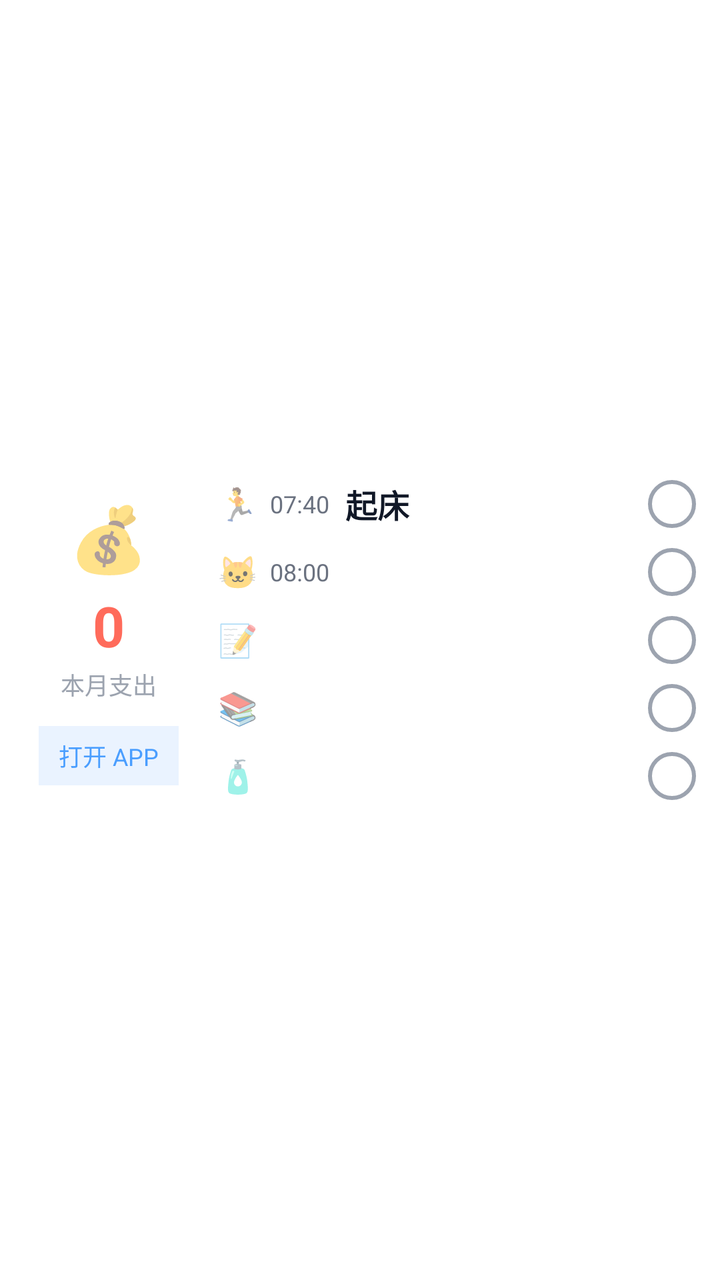
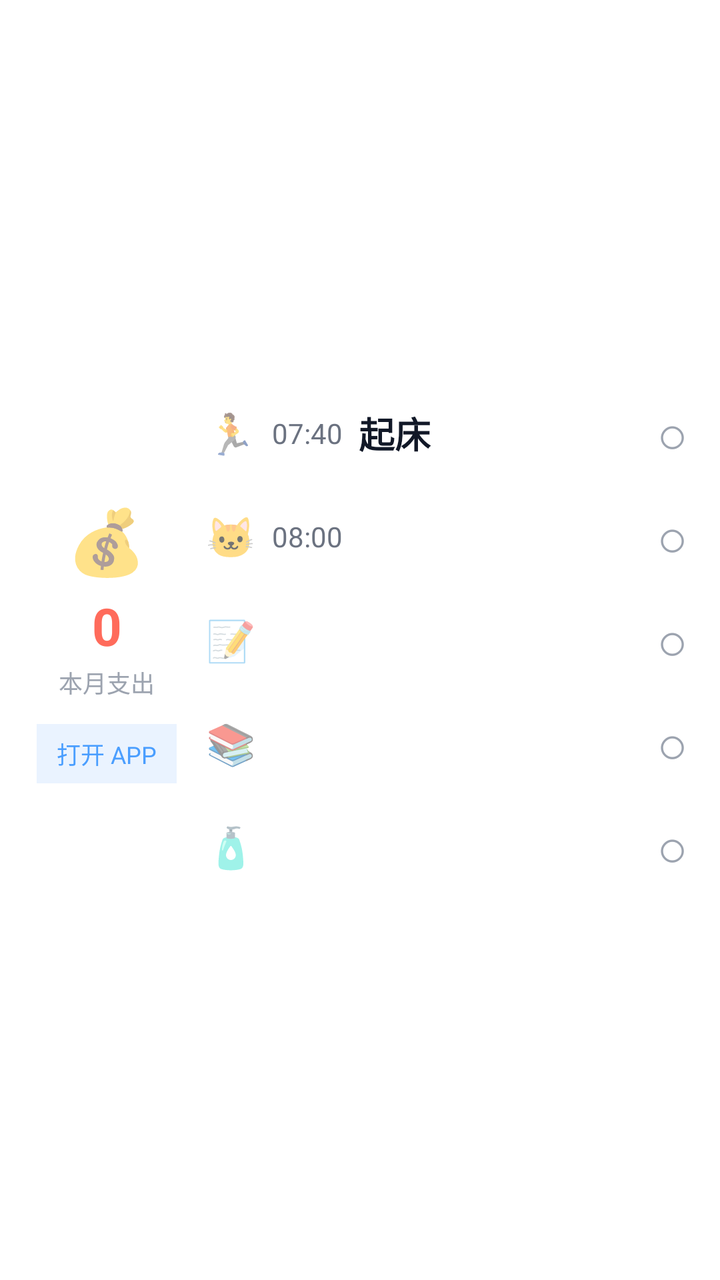

Two renders of the same Android screen: before a commit and after it. Below are the layout's source before the change and the commit's diff.
<!-- AndroidManifest.xml: application theme Theme.AppCompat.Light.NoActionBar -->
<!-- res/layout/widget_health_card.xml -->
<?xml version="1.0" encoding="utf-8"?>
<LinearLayout xmlns:android="http://schemas.android.com/apk/res/android"
    android:layout_width="match_parent"
    android:layout_height="match_parent"
    android:background="#FFFFFF"
    android:padding="12dp"
    android:orientation="horizontal">

    
    <LinearLayout
        android:layout_width="85dp"
        android:layout_height="match_parent"
        android:orientation="vertical"
        android:gravity="center">
        
        <TextView
            android:layout_width="wrap_content"
            android:layout_height="wrap_content"
            android:text="💰"
            android:textSize="32sp" />
            
        <TextView
            android:id="@+id/widget_expense"
            android:layout_width="wrap_content"
            android:layout_height="wrap_content"
            android:layout_marginTop="4dp"
            android:text="0"
            android:textColor="#FF6B5B"
            android:textSize="28sp"
            android:textStyle="bold" />

        <TextView
            android:layout_width="wrap_content"
            android:layout_height="wrap_content"
            android:layout_marginTop="2dp"
            android:text="本月支出"
            android:textColor="#9CA3AF"
            android:textSize="12sp" />

        <TextView
            android:id="@+id/widget_btn_open_app"
            android:layout_width="wrap_content"
            android:layout_height="wrap_content"
            android:layout_marginTop="12dp"
            android:text="打开 APP"
            android:background="#EAF3FF"
            android:paddingLeft="10dp"
            android:paddingRight="10dp"
            android:paddingTop="6dp"
            android:paddingBottom="6dp"
            android:textColor="#4A9EFF"
            android:textSize="12sp" />
    </LinearLayout>

    
    <LinearLayout
        android:layout_width="0dp"
        android:layout_weight="1"
        android:layout_height="match_parent"
        android:layout_marginLeft="12dp"
        android:orientation="vertical"
        android:gravity="center_vertical">

        
        <LinearLayout android:id="@+id/widget_item_1_layout" android:layout_width="match_parent" android:layout_height="wrap_content" android:orientation="horizontal" android:gravity="center_vertical" android:paddingTop="5dp" android:paddingBottom="5dp">
            <TextView android:id="@+id/widget_item_1_icon" android:layout_width="wrap_content" android:layout_height="wrap_content" android:text="🏃" android:textSize="16sp" android:layout_marginRight="6dp" />
            <TextView android:id="@+id/widget_item_1_time" android:layout_width="wrap_content" android:layout_height="wrap_content" android:text="07:40" android:textColor="#6B7280" android:textSize="12sp" android:layout_marginRight="8dp" />
            <TextView android:id="@+id/widget_item_1_text" android:layout_width="0dp" android:layout_weight="1" android:layout_height="wrap_content" android:text="起床" android:textColor="#111827" android:textSize="16sp" android:textStyle="bold" android:maxLines="1" android:ellipsize="end" />
            <ImageView android:id="@+id/widget_item_1_check" android:layout_width="24dp" android:layout_height="24dp" android:src="@drawable/widget_checkbox_bg" />
        </LinearLayout>

        
        <LinearLayout android:id="@+id/widget_item_2_layout" android:layout_width="match_parent" android:layout_height="wrap_content" android:orientation="horizontal" android:gravity="center_vertical" android:paddingTop="5dp" android:paddingBottom="5dp">
            <TextView android:id="@+id/widget_item_2_icon" android:layout_width="wrap_content" android:layout_height="wrap_content" android:text="🐱" android:textSize="16sp" android:layout_marginRight="6dp" />
            <TextView android:id="@+id/widget_item_2_time" android:layout_width="wrap_content" android:layout_height="wrap_content" android:text="08:00" android:textColor="#6B7280" android:textSize="12sp" android:layout_marginRight="8dp" />
            <TextView android:id="@+id/widget_item_2_text" android:layout_width="0dp" android:layout_weight="1" android:layout_height="wrap_content" android:text="" android:textColor="#111827" android:textSize="16sp" android:textStyle="bold" android:maxLines="1" android:ellipsize="end" />
            <ImageView android:id="@+id/widget_item_2_check" android:layout_width="24dp" android:layout_height="24dp" android:src="@drawable/widget_checkbox_bg" />
        </LinearLayout>

        
        <LinearLayout android:id="@+id/widget_item_3_layout" android:layout_width="match_parent" android:layout_height="wrap_content" android:orientation="horizontal" android:gravity="center_vertical" android:paddingTop="5dp" android:paddingBottom="5dp">
            <TextView android:id="@+id/widget_item_3_icon" android:layout_width="wrap_content" android:layout_height="wrap_content" android:text="📝" android:textSize="16sp" android:layout_marginRight="6dp" />
            <TextView android:id="@+id/widget_item_3_time" android:layout_width="wrap_content" android:layout_height="wrap_content" android:text="" android:textColor="#6B7280" android:textSize="12sp" android:layout_marginRight="8dp" />
            <TextView android:id="@+id/widget_item_3_text" android:layout_width="0dp" android:layout_weight="1" android:layout_height="wrap_content" android:text="" android:textColor="#111827" android:textSize="16sp" android:textStyle="bold" android:maxLines="1" android:ellipsize="end" />
            <ImageView android:id="@+id/widget_item_3_check" android:layout_width="24dp" android:layout_height="24dp" android:src="@drawable/widget_checkbox_bg" />
        </LinearLayout>

        
        <LinearLayout android:id="@+id/widget_item_4_layout" android:layout_width="match_parent" android:layout_height="wrap_content" android:orientation="horizontal" android:gravity="center_vertical" android:paddingTop="5dp" android:paddingBottom="5dp">
            <TextView android:id="@+id/widget_item_4_icon" android:layout_width="wrap_content" android:layout_height="wrap_content" android:text="📚" android:textSize="16sp" android:layout_marginRight="6dp" />
            <TextView android:id="@+id/widget_item_4_time" android:layout_width="wrap_content" android:layout_height="wrap_content" android:text="" android:textColor="#6B7280" android:textSize="12sp" android:layout_marginRight="8dp" />
            <TextView android:id="@+id/widget_item_4_text" android:layout_width="0dp" android:layout_weight="1" android:layout_height="wrap_content" android:text="" android:textColor="#111827" android:textSize="16sp" android:textStyle="bold" android:maxLines="1" android:ellipsize="end" />
            <ImageView android:id="@+id/widget_item_4_check" android:layout_width="24dp" android:layout_height="24dp" android:src="@drawable/widget_checkbox_bg" />
        </LinearLayout>

        
        <LinearLayout android:id="@+id/widget_item_5_layout" android:layout_width="match_parent" android:layout_height="wrap_content" android:orientation="horizontal" android:gravity="center_vertical" android:paddingTop="5dp" android:paddingBottom="5dp">
            <TextView android:id="@+id/widget_item_5_icon" android:layout_width="wrap_content" android:layout_height="wrap_content" android:text="🧴" android:textSize="16sp" android:layout_marginRight="6dp" />
            <TextView android:id="@+id/widget_item_5_time" android:layout_width="wrap_content" android:layout_height="wrap_content" android:text="" android:textColor="#6B7280" android:textSize="12sp" android:layout_marginRight="8dp" />
            <TextView android:id="@+id/widget_item_5_text" android:layout_width="0dp" android:layout_weight="1" android:layout_height="wrap_content" android:text="" android:textColor="#111827" android:textSize="16sp" android:textStyle="bold" android:maxLines="1" android:ellipsize="end" />
            <ImageView android:id="@+id/widget_item_5_check" android:layout_width="24dp" android:layout_height="24dp" android:src="@drawable/widget_checkbox_bg" />
        </LinearLayout>
    </LinearLayout>
</LinearLayout>
<!-- resources referenced by this layout -->
<resources>
  <!-- drawable widget_checkbox_bg (drawable) -->
  <?xml version="1.0" encoding="utf-8"?>
  <shape xmlns:android="http://schemas.android.com/apk/res/android"
      android:shape="oval">
      
      <stroke android:width="2dp" android:color="#9CA3AF" />
      <solid android:color="#00000000" />
  </shape>
</resources>

<!-- the commit's change to res/layout/widget_health_card.xml (unified diff, before → after) -->
@@ -3,12 +3,12 @@
     android:layout_width="match_parent"
     android:layout_height="match_parent"
     android:background="#FFFFFF"
-    android:padding="12dp"
+    android:padding="16dp"
     android:orientation="horizontal">
 
     
     <LinearLayout
-        android:layout_width="85dp"
+        android:layout_width="75dp"
         android:layout_height="match_parent"
         android:orientation="vertical"
         android:gravity="center">
@@ -17,7 +17,7 @@
             android:layout_width="wrap_content"
             android:layout_height="wrap_content"
             android:text="💰"
-            android:textSize="32sp" />
+            android:textSize="32dp" />
             
         <TextView
             android:id="@+id/widget_expense"
@@ -26,7 +26,7 @@
             android:layout_marginTop="4dp"
             android:text="0"
             android:textColor="#FF6B5B"
-            android:textSize="28sp"
+            android:textSize="26dp"
             android:textStyle="bold" />
 
         <TextView
@@ -35,7 +35,7 @@
             android:layout_marginTop="2dp"
             android:text="本月支出"
             android:textColor="#9CA3AF"
-            android:textSize="12sp" />
+            android:textSize="12dp" />
 
         <TextView
             android:id="@+id/widget_btn_open_app"
@@ -49,7 +49,7 @@
             android:paddingTop="6dp"
             android:paddingBottom="6dp"
             android:textColor="#4A9EFF"
-            android:textSize="12sp" />
+            android:textSize="12dp" />
     </LinearLayout>
 
     
@@ -62,43 +62,44 @@
         android:gravity="center_vertical">
 
         
-        <LinearLayout android:id="@+id/widget_item_1_layout" android:layout_width="match_parent" android:layout_height="wrap_content" android:orientation="horizontal" android:gravity="center_vertical" android:paddingTop="5dp" android:paddingBottom="5dp">
-            <TextView android:id="@+id/widget_item_1_icon" android:layout_width="wrap_content" android:layout_height="wrap_content" android:text="🏃" android:textSize="16sp" android:layout_marginRight="6dp" />
-            <TextView android:id="@+id/widget_item_1_time" android:layout_width="wrap_content" android:layout_height="wrap_content" android:text="07:40" android:textColor="#6B7280" android:textSize="12sp" android:layout_marginRight="8dp" />
-            <TextView android:id="@+id/widget_item_1_text" android:layout_width="0dp" android:layout_weight="1" android:layout_height="wrap_content" android:text="起床" android:textColor="#111827" android:textSize="16sp" android:textStyle="bold" android:maxLines="1" android:ellipsize="end" />
-            <ImageView android:id="@+id/widget_item_1_check" android:layout_width="24dp" android:layout_height="24dp" android:src="@drawable/widget_checkbox_bg" />
+        <LinearLayout android:id="@+id/widget_item_1_layout" android:layout_width="match_parent" android:layout_height="wrap_content" android:orientation="horizontal" android:gravity="center_vertical" android:paddingTop="8dp" android:paddingBottom="8dp">
+            <TextView android:id="@+id/widget_item_1_icon" android:layout_width="wrap_content" android:layout_height="wrap_content" android:text="🏃" android:textSize="20dp" android:layout_marginRight="8dp" />
+            <TextView android:id="@+id/widget_item_1_time" android:layout_width="wrap_content" android:layout_height="wrap_content" android:text="07:40" android:textColor="#6B7280" android:textSize="14dp" android:layout_marginRight="8dp" />
+            <TextView android:id="@+id/widget_item_1_text" android:layout_width="0dp" android:layout_weight="1" android:layout_height="wrap_content" android:text="起床" android:textColor="#111827" android:textSize="18dp" android:textStyle="bold" android:maxLines="1" android:ellipsize="end" />
+            
+            <TextView android:id="@+id/widget_item_1_check" android:layout_width="wrap_content" android:layout_height="wrap_content" android:text="○" android:textColor="#9CA3AF" android:textSize="26dp" />
         </LinearLayout>
 
         
-        <LinearLayout android:id="@+id/widget_item_2_layout" android:layout_width="match_parent" android:layout_height="wrap_content" android:orientation="horizontal" android:gravity="center_vertical" android:paddingTop="5dp" android:paddingBottom="5dp">
-            <TextView android:id="@+id/widget_item_2_icon" android:layout_width="wrap_content" android:layout_height="wrap_content" android:text="🐱" android:textSize="16sp" android:layout_marginRight="6dp" />
-            <TextView android:id="@+id/widget_item_2_time" android:layout_width="wrap_content" android:layout_height="wrap_content" android:text="08:00" android:textColor="#6B7280" android:textSize="12sp" android:layout_marginRight="8dp" />
-            <TextView android:id="@+id/widget_item_2_text" android:layout_width="0dp" android:layout_weight="1" android:layout_height="wrap_content" android:text="" android:textColor="#111827" android:textSize="16sp" android:textStyle="bold" android:maxLines="1" android:ellipsize="end" />
-            <ImageView android:id="@+id/widget_item_2_check" android:layout_width="24dp" android:layout_height="24dp" android:src="@drawable/widget_checkbox_bg" />
+        <LinearLayout android:id="@+id/widget_item_2_layout" android:layout_width="match_parent" android:layout_height="wrap_content" android:orientation="horizontal" android:gravity="center_vertical" android:paddingTop="8dp" android:paddingBottom="8dp">
+            <TextView android:id="@+id/widget_item_2_icon" android:layout_width="wrap_content" android:layout_height="wrap_content" android:text="🐱" android:textSize="20dp" android:layout_marginRight="8dp" />
+            <TextView android:id="@+id/widget_item_2_time" android:layout_width="wrap_content" android:layout_height="wrap_content" android:text="08:00" android:textColor="#6B7280" android:textSize="14dp" android:layout_marginRight="8dp" />
+            <TextView android:id="@+id/widget_item_2_text" android:layout_width="0dp" android:layout_weight="1" android:layout_height="wrap_content" android:text="" android:textColor="#111827" android:textSize="18dp" android:textStyle="bold" android:maxLines="1" android:ellipsize="end" />
+            <TextView android:id="@+id/widget_item_2_check" android:layout_width="wrap_content" android:layout_height="wrap_content" android:text="○" android:textColor="#9CA3AF" android:textSize="26dp" />
         </LinearLayout>
 
         
-        <LinearLayout android:id="@+id/widget_item_3_layout" android:layout_width="match_parent" android:layout_height="wrap_content" android:orientation="horizontal" android:gravity="center_vertical" android:paddingTop="5dp" android:paddingBottom="5dp">
-            <TextView android:id="@+id/widget_item_3_icon" android:layout_width="wrap_content" android:layout_height="wrap_content" android:text="📝" android:textSize="16sp" android:layout_marginRight="6dp" />
-            <TextView android:id="@+id/widget_item_3_time" android:layout_width="wrap_content" android:layout_height="wrap_content" android:text="" android:textColor="#6B7280" android:textSize="12sp" android:layout_marginRight="8dp" />
-            <TextView android:id="@+id/widget_item_3_text" android:layout_width="0dp" android:layout_weight="1" android:layout_height="wrap_content" android:text="" android:textColor="#111827" android:textSize="16sp" android:textStyle="bold" android:maxLines="1" android:ellipsize="end" />
-            <ImageView android:id="@+id/widget_item_3_check" android:layout_width="24dp" android:layout_height="24dp" android:src="@drawable/widget_checkbox_bg" />
+        <LinearLayout android:id="@+id/widget_item_3_layout" android:layout_width="match_parent" android:layout_height="wrap_content" android:orientation="horizontal" android:gravity="center_vertical" android:paddingTop="8dp" android:paddingBottom="8dp">
+            <TextView android:id="@+id/widget_item_3_icon" android:layout_width="wrap_content" android:layout_height="wrap_content" android:text="📝" android:textSize="20dp" android:layout_marginRight="8dp" />
+            <TextView android:id="@+id/widget_item_3_time" android:layout_width="wrap_content" android:layout_height="wrap_content" android:text="" android:textColor="#6B7280" android:textSize="14dp" android:layout_marginRight="8dp" />
+            <TextView android:id="@+id/widget_item_3_text" android:layout_width="0dp" android:layout_weight="1" android:layout_height="wrap_content" android:text="" android:textColor="#111827" android:textSize="18dp" android:textStyle="bold" android:maxLines="1" android:ellipsize="end" />
+            <TextView android:id="@+id/widget_item_3_check" android:layout_width="wrap_content" android:layout_height="wrap_content" android:text="○" android:textColor="#9CA3AF" android:textSize="26dp" />
         </LinearLayout>
 
         
-        <LinearLayout android:id="@+id/widget_item_4_layout" android:layout_width="match_parent" android:layout_height="wrap_content" android:orientation="horizontal" android:gravity="center_vertical" android:paddingTop="5dp" android:paddingBottom="5dp">
-            <TextView android:id="@+id/widget_item_4_icon" android:layout_width="wrap_content" android:layout_height="wrap_content" android:text="📚" android:textSize="16sp" android:layout_marginRight="6dp" />
-            <TextView android:id="@+id/widget_item_4_time" android:layout_width="wrap_content" android:layout_height="wrap_content" android:text="" android:textColor="#6B7280" android:textSize="12sp" android:layout_marginRight="8dp" />
-            <TextView android:id="@+id/widget_item_4_text" android:layout_width="0dp" android:layout_weight="1" android:layout_height="wrap_content" android:text="" android:textColor="#111827" android:textSize="16sp" android:textStyle="bold" android:maxLines="1" android:ellipsize="end" />
-            <ImageView android:id="@+id/widget_item_4_check" android:layout_width="24dp" android:layout_height="24dp" android:src="@drawable/widget_checkbox_bg" />
+        <LinearLayout android:id="@+id/widget_item_4_layout" android:layout_width="match_parent" android:layout_height="wrap_content" android:orientation="horizontal" android:gravity="center_vertical" android:paddingTop="8dp" android:paddingBottom="8dp">
+            <TextView android:id="@+id/widget_item_4_icon" android:layout_width="wrap_content" android:layout_height="wrap_content" android:text="📚" android:textSize="20dp" android:layout_marginRight="8dp" />
+            <TextView android:id="@+id/widget_item_4_time" android:layout_width="wrap_content" android:layout_height="wrap_content" android:text="" android:textColor="#6B7280" android:textSize="14dp" android:layout_marginRight="8dp" />
+            <TextView android:id="@+id/widget_item_4_text" android:layout_width="0dp" android:layout_weight="1" android:layout_height="wrap_content" android:text="" android:textColor="#111827" android:textSize="18dp" android:textStyle="bold" android:maxLines="1" android:ellipsize="end" />
+            <TextView android:id="@+id/widget_item_4_check" android:layout_width="wrap_content" android:layout_height="wrap_content" android:text="○" android:textColor="#9CA3AF" android:textSize="26dp" />
         </LinearLayout>
 
         
-        <LinearLayout android:id="@+id/widget_item_5_layout" android:layout_width="match_parent" android:layout_height="wrap_content" android:orientation="horizontal" android:gravity="center_vertical" android:paddingTop="5dp" android:paddingBottom="5dp">
-            <TextView android:id="@+id/widget_item_5_icon" android:layout_width="wrap_content" android:layout_height="wrap_content" android:text="🧴" android:textSize="16sp" android:layout_marginRight="6dp" />
-            <TextView android:id="@+id/widget_item_5_time" android:layout_width="wrap_content" android:layout_height="wrap_content" android:text="" android:textColor="#6B7280" android:textSize="12sp" android:layout_marginRight="8dp" />
-            <TextView android:id="@+id/widget_item_5_text" android:layout_width="0dp" android:layout_weight="1" android:layout_height="wrap_content" android:text="" android:textColor="#111827" android:textSize="16sp" android:textStyle="bold" android:maxLines="1" android:ellipsize="end" />
-            <ImageView android:id="@+id/widget_item_5_check" android:layout_width="24dp" android:layout_height="24dp" android:src="@drawable/widget_checkbox_bg" />
+        <LinearLayout android:id="@+id/widget_item_5_layout" android:layout_width="match_parent" android:layout_height="wrap_content" android:orientation="horizontal" android:gravity="center_vertical" android:paddingTop="8dp" android:paddingBottom="8dp">
+            <TextView android:id="@+id/widget_item_5_icon" android:layout_width="wrap_content" android:layout_height="wrap_content" android:text="🧴" android:textSize="20dp" android:layout_marginRight="8dp" />
+            <TextView android:id="@+id/widget_item_5_time" android:layout_width="wrap_content" android:layout_height="wrap_content" android:text="" android:textColor="#6B7280" android:textSize="14dp" android:layout_marginRight="8dp" />
+            <TextView android:id="@+id/widget_item_5_text" android:layout_width="0dp" android:layout_weight="1" android:layout_height="wrap_content" android:text="" android:textColor="#111827" android:textSize="18dp" android:textStyle="bold" android:maxLines="1" android:ellipsize="end" />
+            <TextView android:id="@+id/widget_item_5_check" android:layout_width="wrap_content" android:layout_height="wrap_content" android:text="○" android:textColor="#9CA3AF" android:textSize="26dp" />
         </LinearLayout>
     </LinearLayout>
 </LinearLayout>
<!-- resource entries referenced after the edit -->
@@ -1,12 +1,5 @@
 <!-- resources referenced by this layout -->
 <resources>
-  <!-- drawable widget_checkbox_bg (drawable) -->
-  <?xml version="1.0" encoding="utf-8"?>
-  <shape xmlns:android="http://schemas.android.com/apk/res/android"
-      android:shape="oval">
-      
-      <stroke android:width="2dp" android:color="#9CA3AF" />
-      <solid android:color="#00000000" />
-  </shape>
+
 </resources>
 
